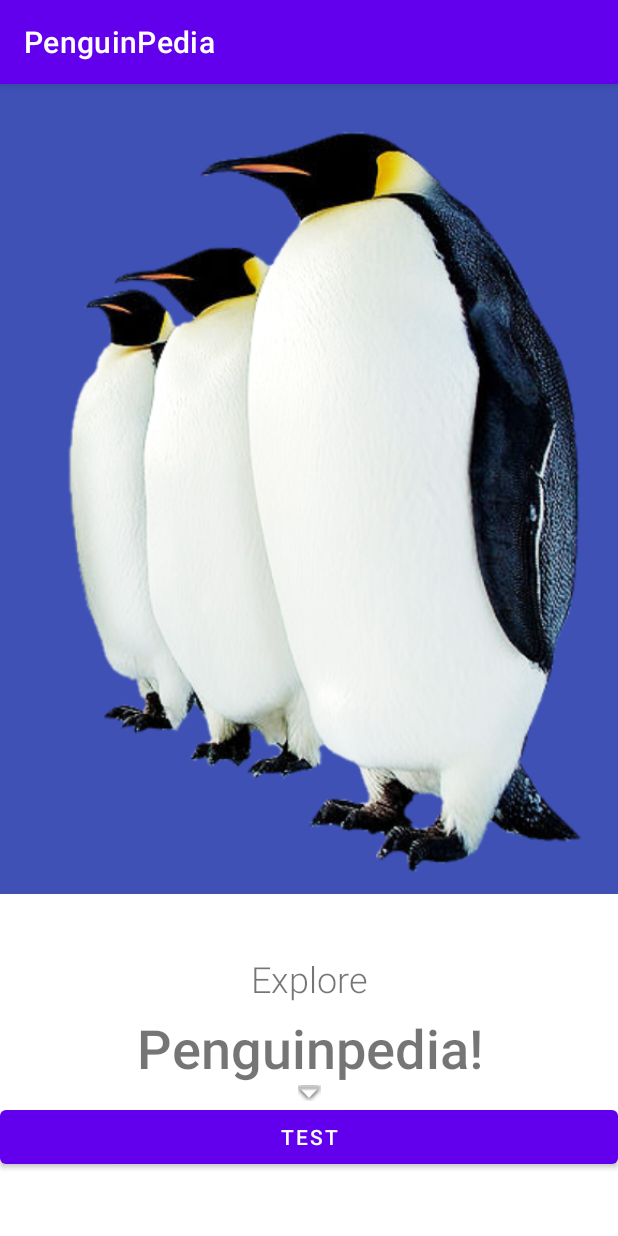
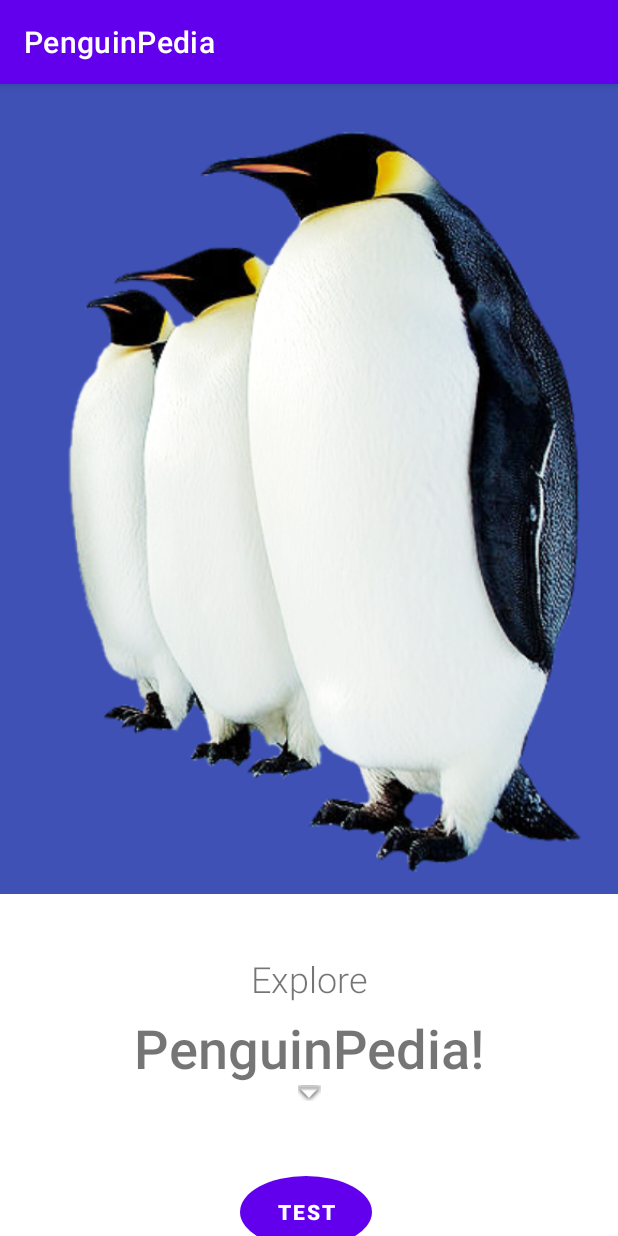
Before and after one commit to JamesFloyd-Pen/PenguinPedia, an Android app: the screen it shows after launch (MainActivity), on a phone screen of 412 x 824 dp. Run offline under Robolectric (Android 15) with nearby library versions, the phone set to English and light mode, and no system bars.

Commit message:
Update Six
Prototype update for app nagivation and assets.

```diff
--- a/app/src/main/java/com/example/penguinpedia/MainActivity.java
+++ b/app/src/main/java/com/example/penguinpedia/MainActivity.java
@@ -16,7 +16,7 @@ public class MainActivity extends AppCompatActivity {
         super.onCreate(savedInstanceState);
         setContentView(R.layout.activity_main);
 
-        btn =  (Button)findViewById(R.id.EPbtn);
+        btn = (Button)findViewById(R.id.EPbtn);
         btn.setOnClickListener(new View.OnClickListener() {
             @Override
             public void onClick(View v){
--- /dev/null
+++ b/app/src/main/res/drawable/circle_button.xml
@@ -0,0 +1,10 @@
+<?xml version="1.0" encoding="utf-8"?>
+<shape xmlns:android="http://schemas.android.com/apk/res/android"
+    android:shape="oval">
+
+    <size android:width="40dp"
+        android:height="40dp">
+
+    </size>
+
+</shape>
--- /dev/null
+++ b/app/src/main/res/drawable/circle_imagebutton.xml
@@ -0,0 +1,4 @@
+<?xml version="1.0" encoding="utf-8"?>
+<shape xmlns:android="http://schemas.android.com/apk/res/android">
+
+</shape>
--- a/app/src/main/res/layout/activity_main.xml
+++ b/app/src/main/res/layout/activity_main.xml
@@ -52,7 +52,7 @@
                 android:layout_height="wrap_content"
                 android:fontFamily="sans-serif-medium"
                 android:gravity="center"
-                android:text="Penguinpedia!"
+                android:text="PenguinPedia!"
                 android:textSize="36sp" />
 
             <ImageView
@@ -61,11 +61,22 @@
                 android:layout_height="wrap_content"
                 app:srcCompat="@android:drawable/arrow_down_float" />
 
+            <View
+                android:id="@+id/divider3"
+                android:layout_width="match_parent"
+                android:layout_height="50dp"
+                android:background="?android:attr/listDivider"
+                android:visibility="invisible" />
+
             <Button
                 android:id="@+id/EPbtn"
-                android:layout_width="match_parent"
+                android:layout_width="wrap_content"
                 android:layout_height="wrap_content"
-                android:text="Test" />
+                android:layout_marginLeft="160dp"
+                android:background="@drawable/circle_button"
+                android:gravity="center|center_horizontal|center_vertical"
+                android:text="Test"
+                android:textStyle="bold" />
 
         </LinearLayout>
     </ScrollView>
```
Also changed, not shown: app/src/main/res/layout/activity_example__emperor_penguin.xml (+27 -4 lines), app/src/main/res/drawable/emperor_penguin_and_chick.png (added).
